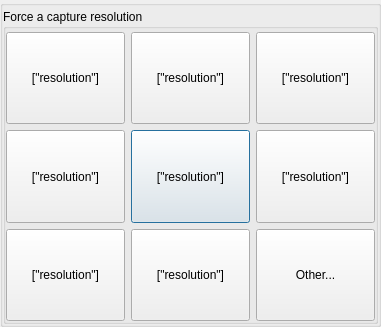
First picture: the form in src/display/qt/dialogs/ui/input_resolution_dialog.ui, repository mrehkopf/vcs, before the edit.
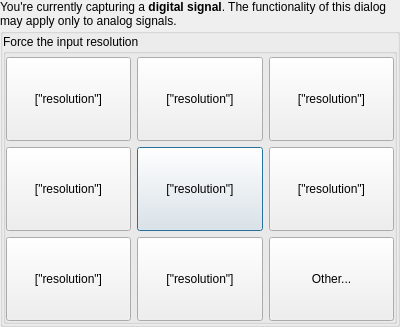
Second picture: the form after the edit.

Commit message: gui/input-resolution: Warn if capturing a digital signal

Patch:
```diff
--- a/src/display/qt/dialogs/ui/input_resolution_dialog.ui
+++ b/src/display/qt/dialogs/ui/input_resolution_dialog.ui
@@ -6,7 +6,7 @@
    <rect>
     <x>0</x>
     <y>0</y>
-    <width>381</width>
+    <width>400</width>
     <height>327</height>
    </rect>
   </property>
@@ -29,6 +29,16 @@
    <property name="bottomMargin">
     <number>0</number>
    </property>
+   <item>
+    <widget class="QLabel" name="label_warnOfDigitalInput">
+     <property name="text">
+      <string>&lt;html&gt;&lt;head/&gt;&lt;body&gt;&lt;p&gt;You're currently capturing a &lt;span style=&quot; font-weight:600;&quot;&gt;digital signal&lt;/span&gt;. The functionality of this dialog may apply only to analog signals.&lt;/p&gt;&lt;/body&gt;&lt;/html&gt;</string>
+     </property>
+     <property name="wordWrap">
+      <bool>true</bool>
+     </property>
+    </widget>
+   </item>
    <item>
     <widget class="QGroupBox" name="groupBox_main">
      <property name="title">
@@ -42,7 +52,7 @@
        <number>0</number>
       </property>
       <property name="topMargin">
-       <number>3</number>
+       <number>0</number>
       </property>
       <property name="rightMargin">
        <number>0</number>
@@ -53,7 +63,7 @@
       <item>
        <widget class="QGroupBox" name="groupBox">
         <property name="title">
-         <string>Force a capture resolution</string>
+         <string>Force the input resolution</string>
         </property>
         <layout class="QVBoxLayout" name="verticalLayout">
          <property name="spacing">
```
The commit also changes 2 other files.
